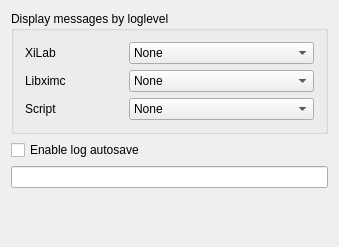
First picture: the form in src/pagelogsettingswgt.ui, repository EPC-MSU/XILab, before the edit.
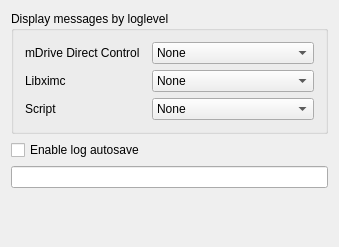
Second picture: the form after the edit.

Commit message: Feature #75893 Rename XiLab to MDrive Direct Control

The edit to the form file:
```diff
--- a/src/pagelogsettingswgt.ui
+++ b/src/pagelogsettingswgt.ui
@@ -35,7 +35,7 @@
          </sizepolicy>
         </property>
         <property name="text">
-         <string>XiLab</string>
+         <string>mDrive Direct Control</string>
         </property>
        </widget>
       </item>
```
The commit also changes 15 other files.
